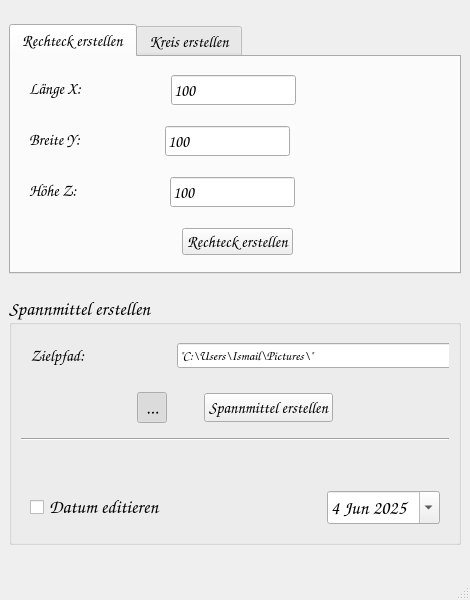
Old version of the form UI/frm_main_window.ui in the repository dampfwolke/blankmaker.
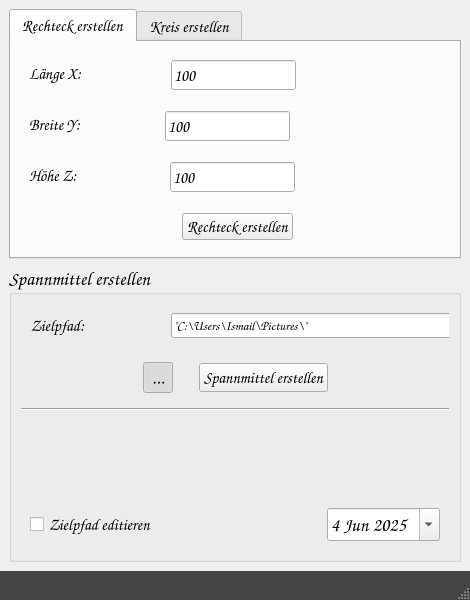
New version of the form.

Patch:
```diff
--- a/UI/frm_main_window.ui
+++ b/UI/frm_main_window.ui
@@ -643,13 +643,13 @@
       <property name="minimumSize">
        <size>
         <width>450</width>
-        <height>200</height>
+        <height>120</height>
        </size>
       </property>
       <property name="maximumSize">
        <size>
         <width>16777215</width>
-        <height>250</height>
+        <height>300</height>
        </size>
       </property>
       <property name="font">
@@ -708,7 +708,7 @@
             </property>
             <property name="sizeHint" stdset="0">
              <size>
-              <width>86</width>
+              <width>80</width>
               <height>20</height>
              </size>
             </property>
@@ -798,7 +798,7 @@
             </property>
             <property name="sizeHint" stdset="0">
              <size>
-              <width>31</width>
+              <width>20</width>
               <height>20</height>
              </size>
             </property>
@@ -862,8 +862,15 @@
          <layout class="QHBoxLayout" name="horizontalLayout_8">
           <item>
            <widget class="QCheckBox" name="cb_datum_editieren">
+            <property name="font">
+             <font>
+              <family>Comic Sans MS</family>
+              <pointsize>12</pointsize>
+              <bold>false</bold>
+             </font>
+            </property>
             <property name="text">
-             <string>Datum editieren</string>
+             <string>Zielpfad editieren</string>
             </property>
            </widget>
           </item>
@@ -934,6 +941,13 @@
      <hintingpreference>PreferFullHinting</hintingpreference>
     </font>
    </property>
+   <property name="styleSheet">
+    <string notr="true">QStatusBar {
+    background-color: #444;   /* dunkles Grau */
+    color: green;             /* Textfarbe */
+    font-weight: bold;
+}</string>
+   </property>
   </widget>
  </widget>
  <resources/>
```
Left out of the diff: 16 changed lines with no effect on the pictures.
